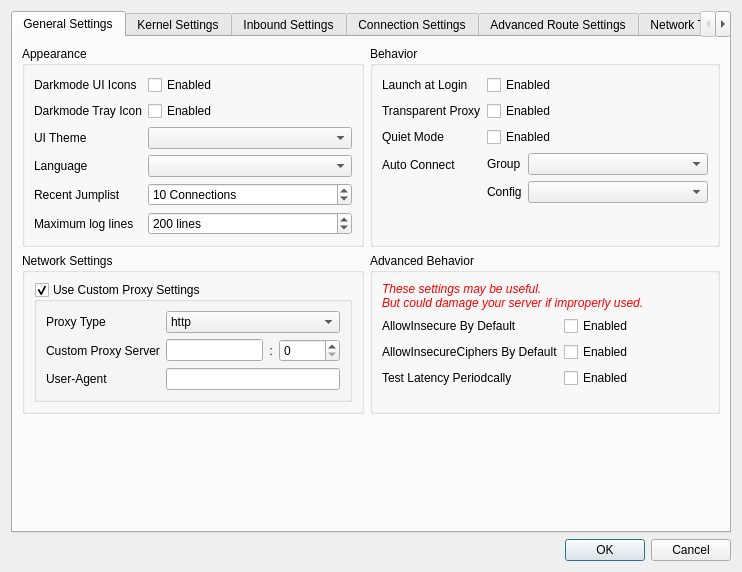
Qv2ray/Qv2ray, file src/ui/w_PreferencesWindow.ui: the form before one commit.
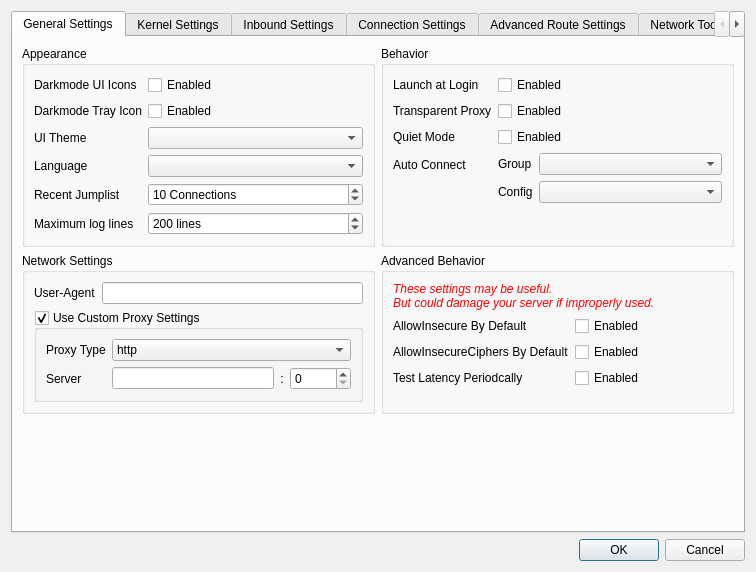
The form after the commit. Icons and pictures are not drawn.

The edit to the form file:
```diff
--- a/src/ui/w_PreferencesWindow.ui
+++ b/src/ui/w_PreferencesWindow.ui
@@ -9,7 +9,7 @@
    <rect>
     <x>0</x>
     <y>0</y>
-    <width>742</width>
+    <width>756</width>
     <height>572</height>
    </rect>
   </property>
@@ -274,7 +274,21 @@
             <string>Network Settings</string>
            </property>
            <layout class="QFormLayout" name="formLayout_15">
-            <item row="0" column="0" colspan="2">
+            <item row="0" column="0">
+             <widget class="QLabel" name="label_67">
+              <property name="text">
+               <string>User-Agent</string>
+              </property>
+             </widget>
+            </item>
+            <item row="0" column="1">
+             <widget class="QLineEdit" name="qvNetworkUATxt">
+              <property name="text">
+               <string/>
+              </property>
+             </widget>
+            </item>
+            <item row="1" column="0" colspan="2">
              <widget class="QGroupBox" name="customProxySettingsGroupBox">
               <property name="title">
                <string>Use Custom Proxy Settings</string>
@@ -307,7 +321,7 @@
                <item row="1" column="0">
                 <widget class="QLabel" name="label_64">
                  <property name="text">
-                  <string>Custom Proxy Server</string>
+                  <string>Server</string>
                  </property>
                 </widget>
                </item>
@@ -338,20 +352,6 @@
                  </item>
                 </layout>
                </item>
-               <item row="2" column="0">
-                <widget class="QLabel" name="label_67">
-                 <property name="text">
-                  <string>User-Agent</string>
-                 </property>
-                </widget>
-               </item>
-               <item row="2" column="1">
-                <widget class="QLineEdit" name="qvNetworkUATxt">
-                 <property name="text">
-                  <string/>
-                 </property>
-                </widget>
-               </item>
               </layout>
              </widget>
             </item>
```
Left out of the diff: 6 changed lines with no effect on the pictures.
